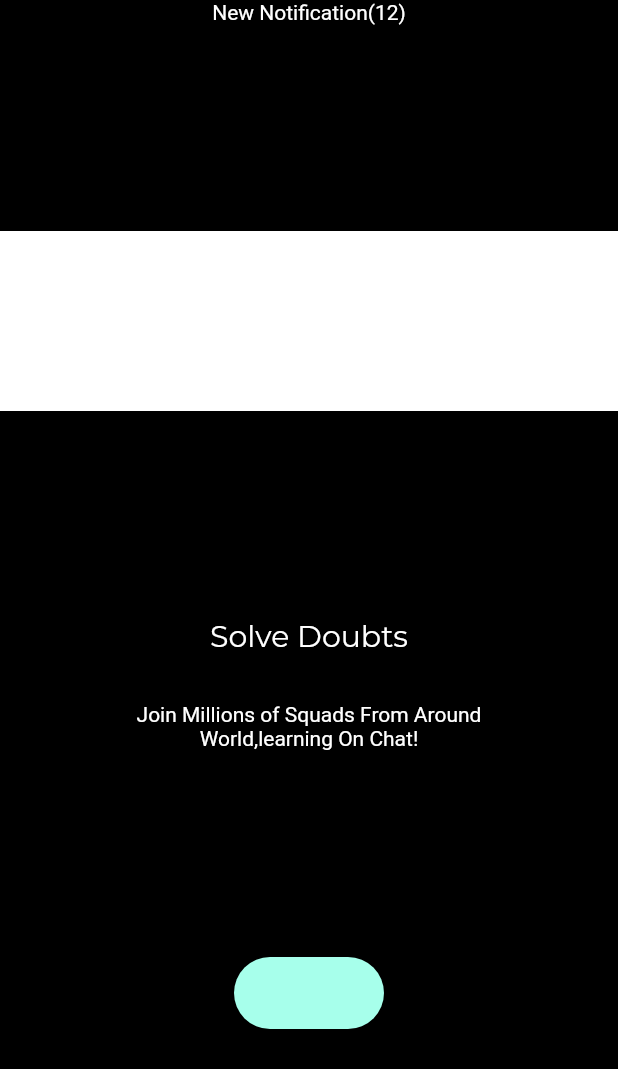
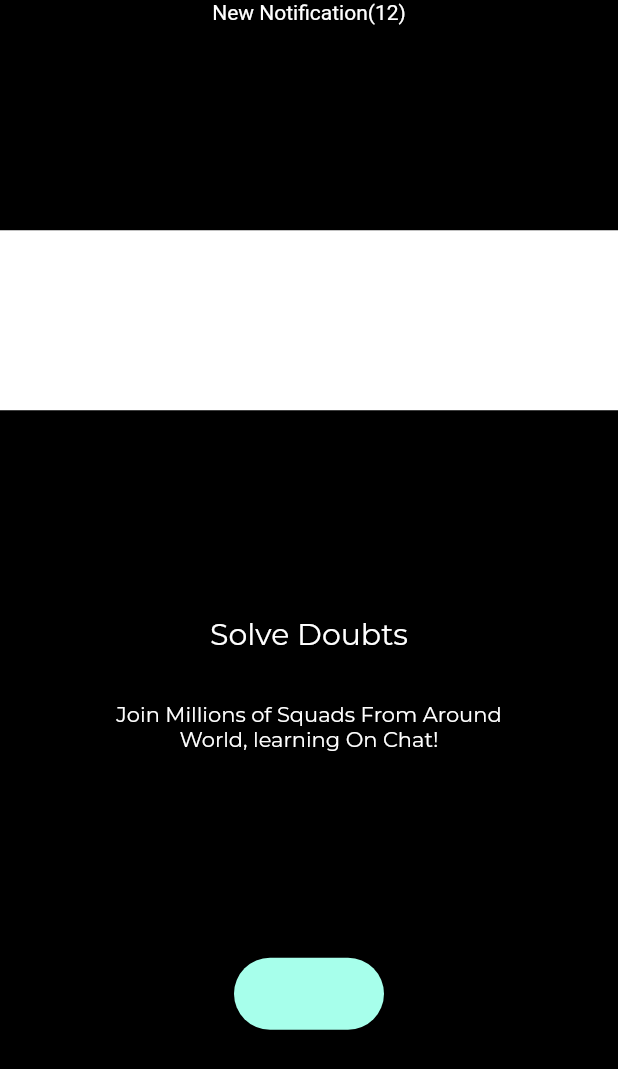
Before and after one commit to JAICHANGPARK/flutter_notebook_8th_story, a Flutter app: the screen it shows after launch, on a phone screen of 412 x 824 dp. Shown: the top 1069 px of the screen. Run offline on Flutter 3.47's test engine with Material 2 defaults, Android fonts, the phone set to English and light mode, and no system bars; our stand-ins replace badges, flutter_hooks, google_fonts, hooks_riverpod, state_notifier.

Commit message:
Update social_enter_page.dart

```diff
--- a/lib/ep588_social_app/social_enter_page.dart
+++ b/lib/ep588_social_app/social_enter_page.dart
@@ -25,9 +25,9 @@ class SocialEnterPage extends StatelessWidget {
             ),),
             SizedBox(height: 32,),
             Text("Join Millions of Squads From Around "
-                "\nWorld,learning On Chat!",
+                "\nWorld, learning On Chat!",
             textAlign: TextAlign.center,
-            style: TextStyle(
+            style: GoogleFonts.montserrat(
               fontSize: 14,
               color: Colors.white
             ),),
```
